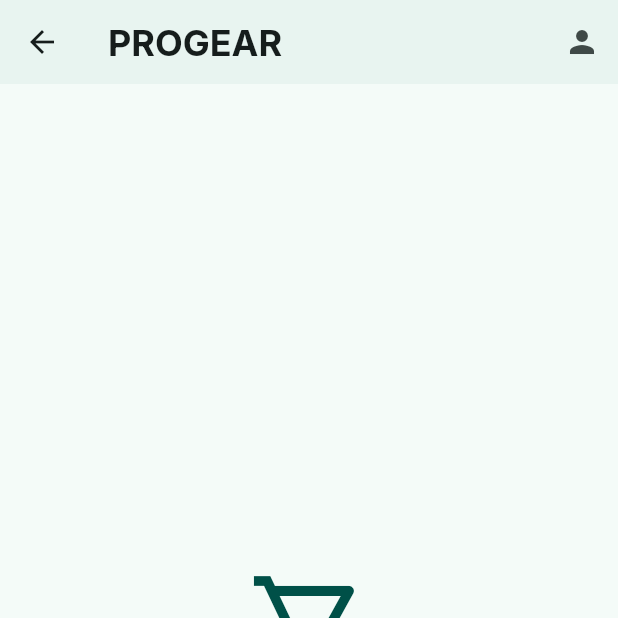
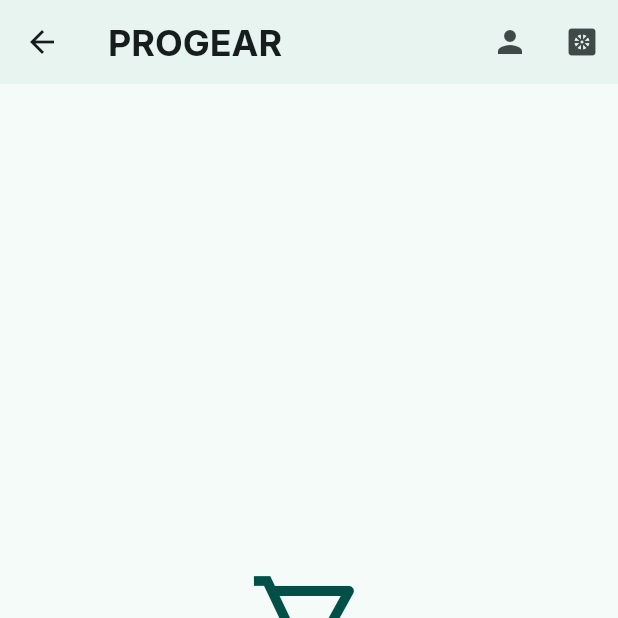
Before and after one commit to Gimhanfdo/ProGear-Flutter-Mobile-App, a Flutter app: the CartPage screen opened directly, on a phone screen of 412 x 824 dp, the top half of it. Run offline on Flutter 3.47's test engine with Material 3 defaults, Android fonts, the light colour scheme and no system bars; our stand-ins replace cached_network_image, connectivity_plus, flutter_secure_storage, geocoding, geolocator, local_auth and 2 more; accounts and stored records are empty; network calls fail.

Commit message:
updated custom_app_bar.dart

```diff
--- a/lib/screens/shared/custom_app_bar.dart
+++ b/lib/screens/shared/custom_app_bar.dart
@@ -1,5 +1,6 @@
 import 'package:flutter/material.dart';
 import 'package:progear_mobileapp/screens/profile.dart';
+import 'package:progear_mobileapp/screens/wishlist.dart';
 
 class CustomAppBar extends StatelessWidget implements PreferredSizeWidget {
   const CustomAppBar({super.key});
@@ -19,13 +20,26 @@ class CustomAppBar extends StatelessWidget implements PreferredSizeWidget {
           fontWeight: FontWeight.bold,
         ),
       ),
-      actions: [ //Static notifications icon
-        IconButton(onPressed: () {
-          Navigator.push(
-          context,
-          MaterialPageRoute(builder: (_) => const ProfilePage()),
-        );
-        }, icon: Icon(Icons.person))
+      actions: [
+        //Static notifications icon
+        IconButton(
+          onPressed: () {
+            Navigator.push(
+              context,
+              MaterialPageRoute(builder: (_) => const ProfilePage()),
+            );
+          },
+          icon: Icon(Icons.person),
+        ),
+        IconButton(
+          onPressed: () {
+            Navigator.push(
+              context,
+              MaterialPageRoute(builder: (_) => const WishlistPage()),
+            );
+          },
+          icon: Icon(Icons.heat_pump_rounded),
+        ),
       ],
     );
   }
```
